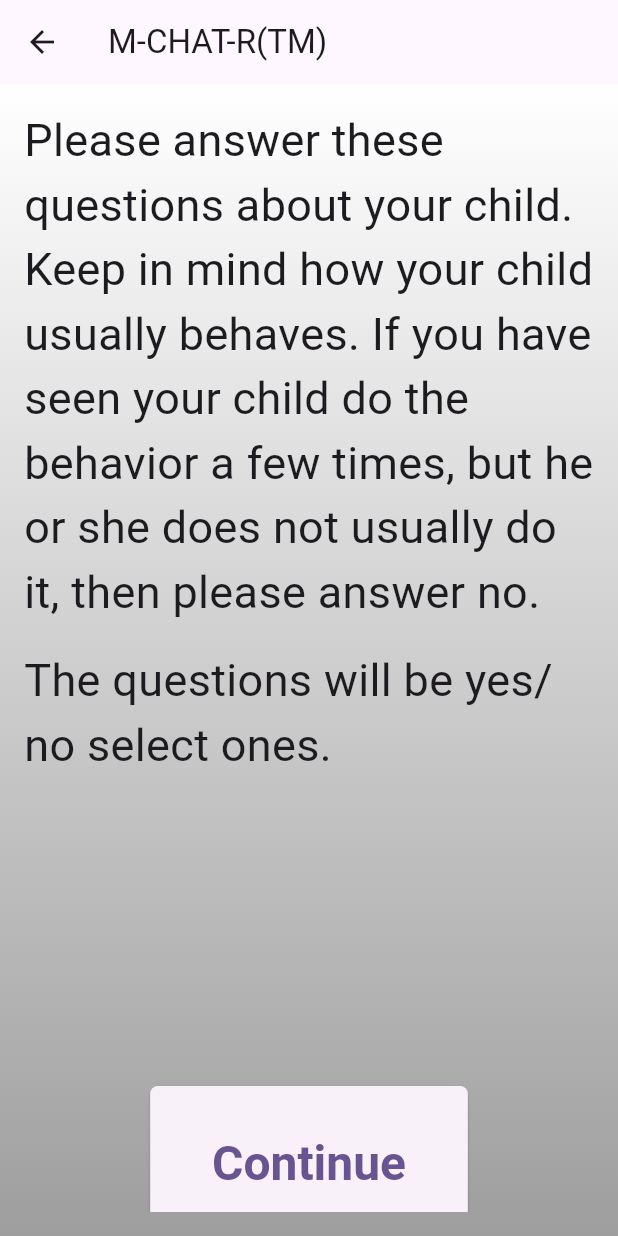
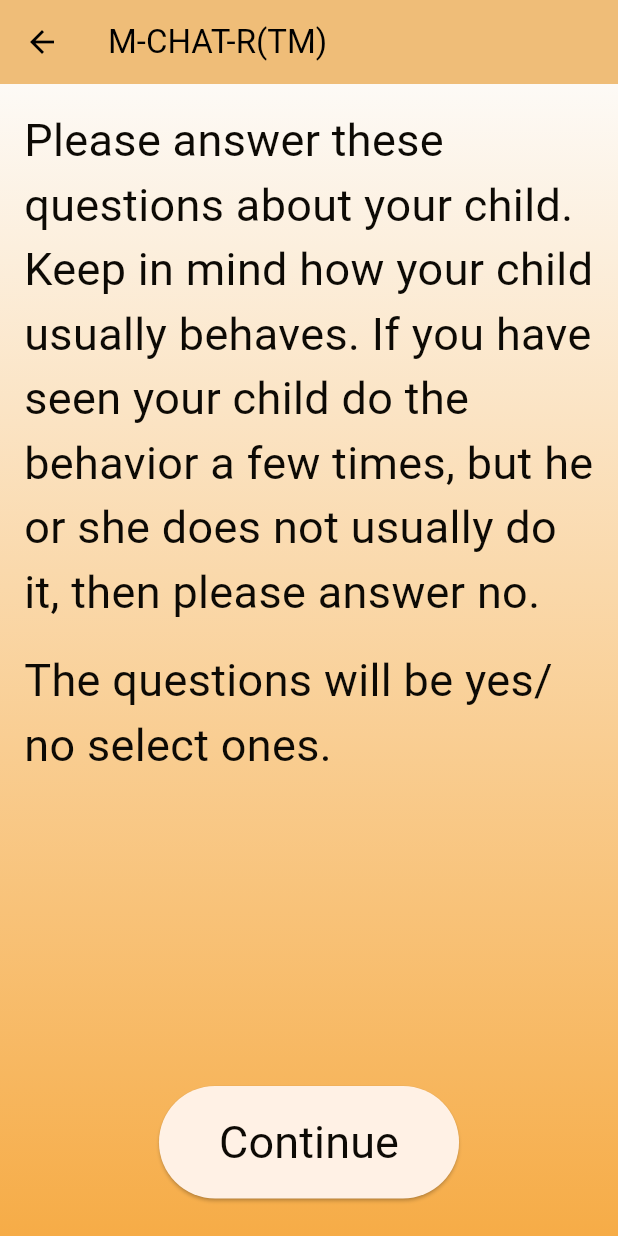
Before and after one commit to shirsho-12/bci_mimosa, a Flutter app: the screen it shows after launch, after a tap on "For Parents", on a phone screen of 412 x 824 dp. Run offline on Flutter 3.47's test engine with Material 3 defaults, Android fonts, the light colour scheme and no system bars; our stand-ins replace flex_color_scheme, yaml.

Commit message:
Fix UI consistency issues

```diff
--- /dev/null
+++ b/devtools_options.yaml
@@ -0,0 +1,3 @@
+description: This file stores settings for Dart & Flutter DevTools.
+documentation: https://docs.flutter.dev/tools/devtools/extensions#configure-extension-enablement-states
+extensions:
--- a/lib/m_chat_instructions.dart
+++ b/lib/m_chat_instructions.dart
@@ -1,5 +1,7 @@
 import 'package:flutter/material.dart';
 import 'dart:developer' as devtools show log;
+
+import 'package:mimosa/app_ui.dart';
 
 class MChatInstructionsPage extends StatelessWidget {
   const MChatInstructionsPage({super.key});
@@ -13,7 +15,7 @@
       body: Container(
         decoration: const BoxDecoration(
           gradient: LinearGradient(
-            colors: [Colors.white, Colors.grey],
+            colors: [MimosaColors.background, MimosaColors.accent],
             begin: Alignment.topCenter,
             end: Alignment.bottomCenter,
           ),
@@ -26,14 +28,14 @@
               child: SingleChildScrollView(
                 child: Column(
                   children: [
-                    const Text(
+                    Text(
                       'Please answer these questions about your child. Keep in mind how your child usually behaves. If you have seen your child do the behavior a few times, but he or she does not usually do it, then please answer no.',
-                      style: TextStyle(fontSize: 30.0),
+                      style: MimosaTextStyle.headline2,
                     ),
                     const SizedBox(height: 16.0),
-                    const Text(
+                    Text(
                       'The questions will be yes/no select ones.',
-                      style: TextStyle(fontSize: 30.0),
+                      style: MimosaTextStyle.headline2,
                     ),
                     SizedBox(height: MediaQuery.of(context).size.height * 0.25),
                     // Add additional objects here to fill white space
@@ -42,21 +44,23 @@
                         devtools.log('Continue');
                         Navigator.pushNamed(context, '/qa_page');
                       },
-                      style: ElevatedButton.styleFrom(
-                        // foregroundColor: Colors.white,
-                        // backgroundColor: Colors.blue[200],
-                        padding: EdgeInsets.symmetric(
-                          vertical: MediaQuery.of(context).size.height * 0.04,
-                          horizontal: MediaQuery.of(context).size.width * 0.1,
-                        ),
-                        shape: RoundedRectangleBorder(
-                          borderRadius: BorderRadius.circular(
-                              5.0), // Decreased border radius for less curved edges
-                        ),
-                        textStyle: const TextStyle(
-                            fontSize: 32.0, fontWeight: FontWeight.bold),
+                      // style: ElevatedButton.styleFrom(
+                      //   // foregroundColor: Colors.white,
+                      //   // backgroundColor: Colors.blue[200],
+                      //   padding: EdgeInsets.symmetric(
+                      //     vertical: MediaQuery.of(context).size.height * 0.04,
+                      //     horizontal: MediaQuery.of(context).size.width * 0.1,
+                      //   ),
+                      //   shape: RoundedRectangleBorder(
+                      //     borderRadius: BorderRadius.circular(
+                      //         5.0), // Decreased border radius for less curved edges
+                      //   ),
+                      //   textStyle: MimosaTextStyle.headline2,
+                      // ),
+                      child: const Padding(
+                        padding: EdgeInsets.all(8.0),
+                        child: ButtonText(buttonText: 'Continue'),
                       ),
-                      child: const Text('Continue'),
                     )
                   ],
                 ),
--- a/lib/main.dart
+++ b/lib/main.dart
@@ -1,4 +1,6 @@
+import 'package:flex_color_scheme/flex_color_scheme.dart';
 import 'package:flutter/material.dart';
+import 'package:mimosa/app_ui.dart';
 import 'package:mimosa/models/question_set.dart';
 import 'package:mimosa/routes.dart';
 import 'package:provider/provider.dart';
@@ -13,17 +15,56 @@
   // This widget is the root of your application.
   @override
   Widget build(BuildContext context) {
+    final FlexSchemeColor schemeLight = FlexSchemeColor.from(
+      primary: MimosaColors.primary,
+      secondary: MimosaColors.secondary,
+      tertiary: MimosaColors.accent,
+      brightness: Brightness.light,
+    );
+    const double appBarElevation = 0.5;
+    const double appBarOpacity = 0.94;
+    const bool swapColors = true;
+    const FlexKeyColors keyColors = FlexKeyColors(
+      useKeyColors: false, // <-- set to true enable M3 seeded ColorScheme.
+      useSecondary: true,
+      useTertiary: true,
+      keepPrimary:
+          false, // <-- Keep defined value, do not use the seeded result.
+      keepPrimaryContainer: false,
+      keepSecondary: false,
+      keepSecondaryContainer: false,
+      keepTertiary: false,
+      keepTertiaryContainer: false,
+    );
+
     return MultiProvider(
       providers: [
         ChangeNotifierProvider(create: (context) => QuestionSet()),
       ],
       child: MaterialApp(
-        title: 'Flutter Demo',
+        title: 'Mimosa',
         debugShowCheckedModeBanner: false,
-        theme: ThemeData(
-          colorScheme: ColorScheme.fromSeed(seedColor: Colors.deepPurple),
-          useMaterial3: true,
-        ),
+        theme: FlexColorScheme.light(
+          colors: schemeLight,
+          appBarElevation: appBarElevation,
+          appBarOpacity: appBarOpacity,
+          appBarStyle: FlexAppBarStyle.primary,
+          tooltipsMatchBackground: true,
+          swapColors: swapColors,
+          visualDensity: FlexColorScheme.comfortablePlatformDensity,
+          keyColors: keyColors,
+        ).toTheme, //.copyWith(
+        //   elevatedButtonTheme: ElevatedButtonThemeData(
+        //     style: ElevatedButton.styleFrom(
+        //       elevation: 0,
+        //       backgroundColor: MimosaColors.secondary,
+        //       shape: const RoundedRectangleBorder(
+        //         borderRadius: BorderRadius.all(Radius.circular(10)),
+        //       ),
+        //       fixedSize: const Size(208, 54),
+        //     ),
+        //   ),
+        // ),
         initialRoute: RouteGenerator.homepage,
         onGenerateRoute: RouteGenerator.generateRoute,
       ),
--- a/lib/src/widgets/widgets.dart
+++ /dev/null
@@ -1 +0,0 @@
-export 'responsive_layout_builder.dart';
--- a/lib/src/colors.dart
+++ b/lib/ui/colors.dart
@@ -26,12 +26,6 @@
   /// Transparent
   static const Color transparent = Color(0x00000000);
 
-  /// Primary
-  static const Color primary = Color(0xFF0000FF);
-
-  /// Secondary
-  static const Color secondary = Color(0xFFFB5246);
-
   /// Green
   static const Color green = Color(0xFF3fBC5C);
 
@@ -40,4 +34,19 @@
 
   /// Charcoal
   static const Color charcoal = Color(0xBF202124);
+
+  /// Primary
+  static const Color primary = Color.fromRGBO(215, 146, 52, 1);
+
+  /// Secondary
+  static const Color secondary = Color.fromRGBO(239, 189, 120, 1);
+
+  /// Accent
+  static const Color accent = Color.fromRGBO(246, 172, 71, 1);
+
+  /// background
+  static const Color background = Color.fromRGBO(253, 250, 246, 1);
+
+  /// text
+  static const Color text = Color.fromRGBO(13, 10, 5, 1);
 }
--- a/lib/src/typography/text_styles.dart
+++ b/lib/ui/typography/text_styles.dart
@@ -6,7 +6,7 @@
   static const _baseTextStyle = TextStyle(
     package: 'app_ui',
     fontFamily: 'OpenSans',
-    color: MimosaColors.black,
+    color: MimosaColors.text,
     fontWeight: MimosaFontWeight.regular,
   );
 
--- /dev/null
+++ b/lib/ui/widgets/widgets.dart
@@ -0,0 +1,17 @@
+import 'package:flutter/material.dart';
+import 'package:mimosa/ui/typography/text_styles.dart';
+
+export 'responsive_layout_builder.dart';
+
+class ButtonText extends StatelessWidget {
+  final String buttonText;
+  const ButtonText({super.key, required this.buttonText});
+
+  @override
+  Widget build(BuildContext context) {
+    return Padding(
+      padding: const EdgeInsets.all(8.0),
+      child: Text(buttonText, style: MimosaTextStyle.headline2),
+    );
+  }
+}
--- a/pubspec.yaml
+++ b/pubspec.yaml
@@ -39,6 +39,7 @@
   # Use with the CupertinoIcons class for iOS style icons.
   cupertino_icons: ^1.0.6
   yaml: ^3.1.2
+  flex_color_scheme: ^7.3.1
 
 dev_dependencies:
   flutter_test:
```
Also changed, not shown: lib/app_ui.dart (+5 -5 lines), lib/qa_page.dart (+5 -4 lines), lib/splash.dart (deleted, +0 -62 lines), lib/ui/theme.dart (renamed from lib/src/theme.dart, +7 -7 lines), lib/ui/layout/breakpoints.dart (renamed from lib/src/layout/breakpoints.dart), lib/ui/layout/layout.dart (renamed from lib/src/layout/layout.dart), lib/ui/typography/font_weights.dart (renamed from lib/src/typography/font_weights.dart), lib/ui/typography/typography.dart (renamed from lib/src/typography/typography.dart), lib/ui/widgets/responsive_layout_builder.dart (renamed from lib/src/widgets/responsive_layout_builder.dart), pubspec.lock.
